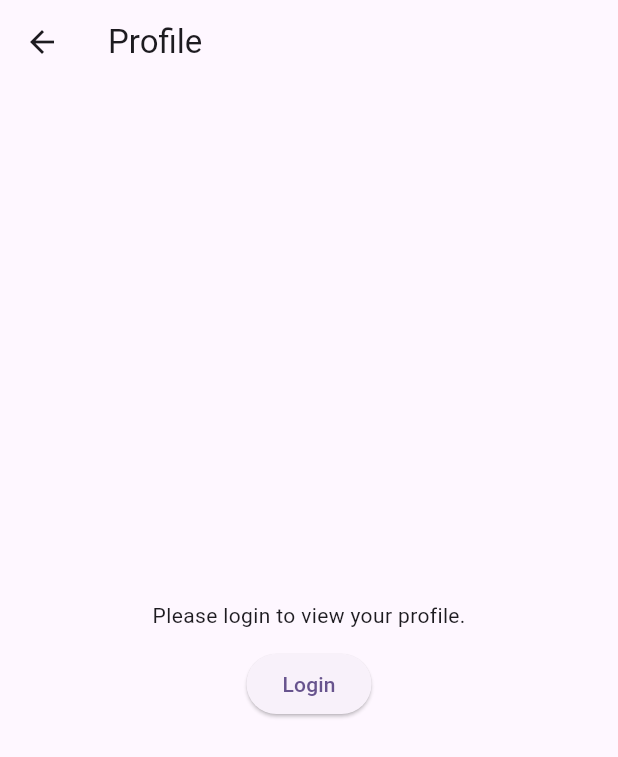
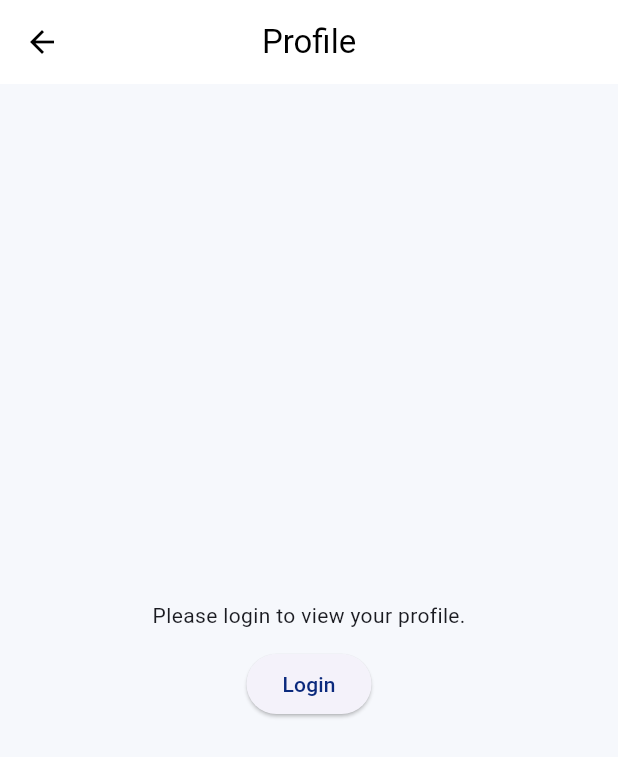
Before and after one commit to ahmedsameh96589-sudo/dawaya, a Flutter app: the ProfilePage screen opened directly, on a phone screen of 412 x 824 dp. Shown: the top 757 px of the screen. Run offline on Flutter 3.47's test engine with Material 3 defaults, Android fonts, the phone set to English and light mode, and no system bars; our stand-ins replace camera, firebase_core, firebase_messaging, flutter_local_notifications, flutter_riverpod, flutter_secure_storage and 7 more; missing offline and left inert: google_mlkit_text_recognition; accounts and stored records are empty.

Commit message:
Use the brand palette for the Material theme
The theme was still the template's deep purple seed, so default
buttons, switches and progress indicators clashed with the screens.

Co-Authored-By: Claude Fable 5.1 <noreply@anthropic.com>

```diff
--- a/lib/core/theme/app_theme.dart
+++ b/lib/core/theme/app_theme.dart
@@ -1,10 +1,34 @@
 import 'package:flutter/material.dart';
+
+import 'app_colors.dart';
 
 class AppTheme {
   AppTheme._();
 
+  /// Brand palette for Material widgets (buttons, switches, progress
+  /// indicators) so they match the hand-styled screens.
   static final ThemeData light = ThemeData(
-    colorScheme: ColorScheme.fromSeed(seedColor: Colors.deepPurple),
     useMaterial3: true,
+    colorScheme: ColorScheme.fromSeed(
+      seedColor: AppColors.brandBlue,
+      primary: AppColors.brandBlue,
+      secondary: AppColors.brandAccent,
+      surface: Colors.white,
+    ),
+    scaffoldBackgroundColor: AppColors.surface,
+    appBarTheme: const AppBarTheme(
+      backgroundColor: Colors.white,
+      foregroundColor: Colors.black,
+      elevation: 0,
+      centerTitle: true,
+    ),
+    filledButtonTheme: FilledButtonThemeData(
+      style: FilledButton.styleFrom(
+        backgroundColor: AppColors.brandBlue,
+        foregroundColor: Colors.white,
+        shape: RoundedRectangleBorder(borderRadius: BorderRadius.circular(12)),
+      ),
+    ),
+    snackBarTheme: const SnackBarThemeData(behavior: SnackBarBehavior.floating),
   );
 }
```
